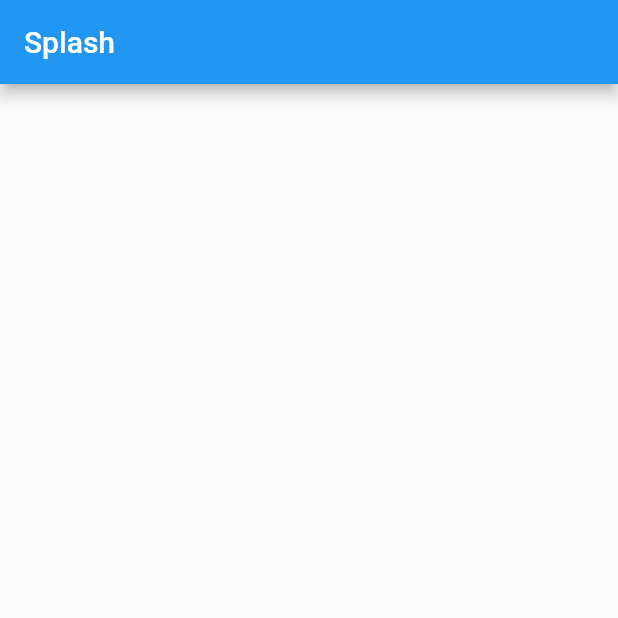
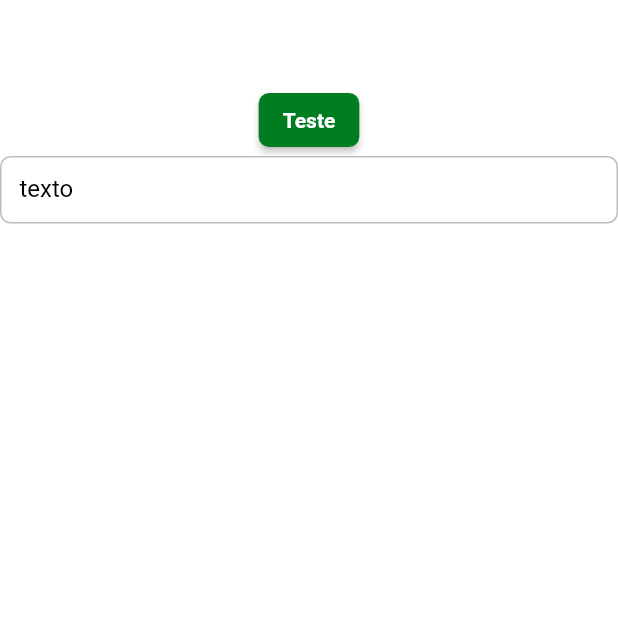
Before and after one commit to Nadilson-IFPE/dw9_delivery_app, a Flutter app: the screen it shows after launch, on a phone screen of 412 x 824 dp, the top half of it. Run offline on Flutter 3.47's test engine with Material 2 defaults, Android fonts, the phone set to English and light mode, and no system bars; Roboto replaces fonts that are missing (mplus1).

Commit message:
Configuração do tema, extensions de UI

```diff
--- /dev/null
+++ b/app/lib/app/core/ui/styles/app_styles.dart
@@ -0,0 +1,27 @@
+import 'dart:ui';
+
+import 'package:dw9_delivery_app/app/core/ui/styles/colors_app.dart';
+import 'package:dw9_delivery_app/app/core/ui/styles/text_styles.dart';
+import 'package:flutter/cupertino.dart';
+import 'package:flutter/material.dart';
+
+class AppStyles {
+  static AppStyles? _instance;
+
+  AppStyles._();
+
+  static AppStyles get instance {
+    _instance ??= AppStyles._();
+    return _instance!;
+  }
+
+  ButtonStyle get primaryButton => ElevatedButton.styleFrom(
+      shape: RoundedRectangleBorder(borderRadius: BorderRadius.circular(7)),
+      backgroundColor: ColorsApp.instance.primary,
+      textStyle: TextStyles.instance.textButtonLabel);
+  Color get secondary => const Color(0XFFF88B0C);
+}
+
+extension AppStylesExtensions on BuildContext {
+  AppStyles get appStyles => AppStyles.instance;
+}
--- /dev/null
+++ b/app/lib/app/core/ui/styles/text_styles.dart
@@ -0,0 +1,42 @@
+import 'dart:ui';
+
+import 'package:dw9_delivery_app/app/core/ui/styles/colors_app.dart';
+import 'package:flutter/cupertino.dart';
+import 'package:flutter/material.dart';
+
+class TextStyles {
+  static TextStyles? _instance;
+
+  TextStyles._();
+
+  static TextStyles get instance {
+    _instance ??= TextStyles._();
+    return _instance!;
+  }
+
+  String get font => 'mplus1';
+
+  TextStyle get textLight =>
+      TextStyle(fontWeight: FontWeight.w300, fontFamily: font);
+
+  TextStyle get textRegular =>
+      TextStyle(fontWeight: FontWeight.normal, fontFamily: font);
+
+  TextStyle get textMedium =>
+      TextStyle(fontWeight: FontWeight.w500, fontFamily: font);
+
+  TextStyle get textSemiBold =>
+      TextStyle(fontWeight: FontWeight.w600, fontFamily: font);
+
+  TextStyle get textBold =>
+      TextStyle(fontWeight: FontWeight.w700, fontFamily: font);
+
+  TextStyle get textExtraBold =>
+      TextStyle(fontWeight: FontWeight.w900, fontFamily: font);
+
+  TextStyle get textButtonLabel => textBold.copyWith(fontSize: 14);
+}
+
+extension TextStylesExtensions on BuildContext {
+  TextStyles get textStyles => TextStyles.instance;
+}
--- /dev/null
+++ b/app/lib/app/core/ui/theme/theme_config.dart
@@ -0,0 +1,41 @@
+import 'package:dw9_delivery_app/app/core/ui/styles/text_styles.dart';
+import 'package:flutter/material.dart';
+
+import '../styles/app_styles.dart';
+import '../styles/colors_app.dart';
+
+class ThemeConfig {
+  ThemeConfig._();
+  static final _defaultBorder = OutlineInputBorder(
+      borderRadius: BorderRadius.circular(7),
+      borderSide: BorderSide(color: Colors.grey[400]!));
+
+  static final theme = ThemeData(
+    scaffoldBackgroundColor: Colors.white,
+    appBarTheme: const AppBarTheme(
+        backgroundColor: Colors.white,
+        elevation: 0,
+        centerTitle: true,
+        iconTheme: IconThemeData(color: Colors.black)),
+    primaryColor: ColorsApp.instance.primary,
+    // Material v3:
+    colorScheme: ColorScheme.fromSeed(
+        seedColor: ColorsApp.instance.primary,
+        primary: ColorsApp.instance.primary,
+        secondary: ColorsApp.instance.secondary),
+    elevatedButtonTheme:
+        ElevatedButtonThemeData(style: AppStyles.instance.primaryButton),
+    inputDecorationTheme: InputDecorationTheme(
+      fillColor: Colors.white,
+      filled: true,
+      isDense: true,
+      contentPadding: EdgeInsets.all(13),
+      border: _defaultBorder,
+      enabledBorder: _defaultBorder,
+      focusedBorder: _defaultBorder,
+      labelStyle: TextStyles.instance.textRegular.copyWith(color: Colors.black),
+      errorStyle:
+          TextStyles.instance.textRegular.copyWith(color: Colors.redAccent),
+    ),
+  );
+}
--- a/app/lib/app/dw9_delivery_app.dart
+++ b/app/lib/app/dw9_delivery_app.dart
@@ -1,3 +1,4 @@
+import 'package:dw9_delivery_app/app/core/ui/theme/theme_config.dart';
 import 'package:dw9_delivery_app/app/pages/splash/splash_page.dart';
 import 'package:flutter/material.dart';
 import 'package:flutter/src/widgets/container.dart';
@@ -10,6 +11,7 @@ class Dw9DeliveryApp extends StatelessWidget {
   Widget build(BuildContext context) {
     return MaterialApp(
       title: 'Delivery App',
+      theme: ThemeConfig.theme,
       routes: {
         '/': (context) => SplashPage(),
       },
--- a/app/lib/app/pages/splash/splash_page.dart
+++ b/app/lib/app/pages/splash/splash_page.dart
@@ -1,3 +1,4 @@
+import 'package:dw9_delivery_app/app/core/ui/styles/app_styles.dart';
 import 'package:dw9_delivery_app/app/core/ui/styles/colors_app.dart';
 import 'package:flutter/material.dart';
 import 'package:flutter/src/widgets/container.dart';
@@ -13,7 +14,18 @@ class SplashPage extends StatelessWidget {
       appBar: AppBar(
         title: const Text('Splash'),
       ),
-      body: Container(),
+      body: Column(
+        children: [
+          Container(),
+          ElevatedButton(
+            onPressed: () {},
+            child: Text('Teste'),
+          ),
+          TextFormField(
+            decoration: InputDecoration(labelText: 'texto'),
+          )
+        ],
+      ),
     );
   }
 }
```
